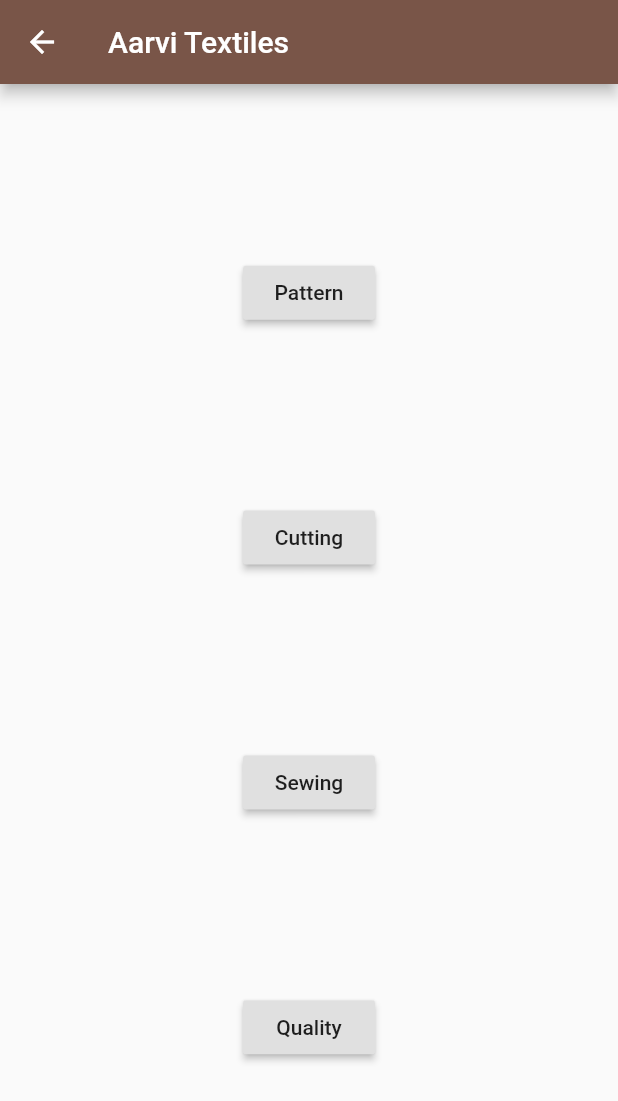
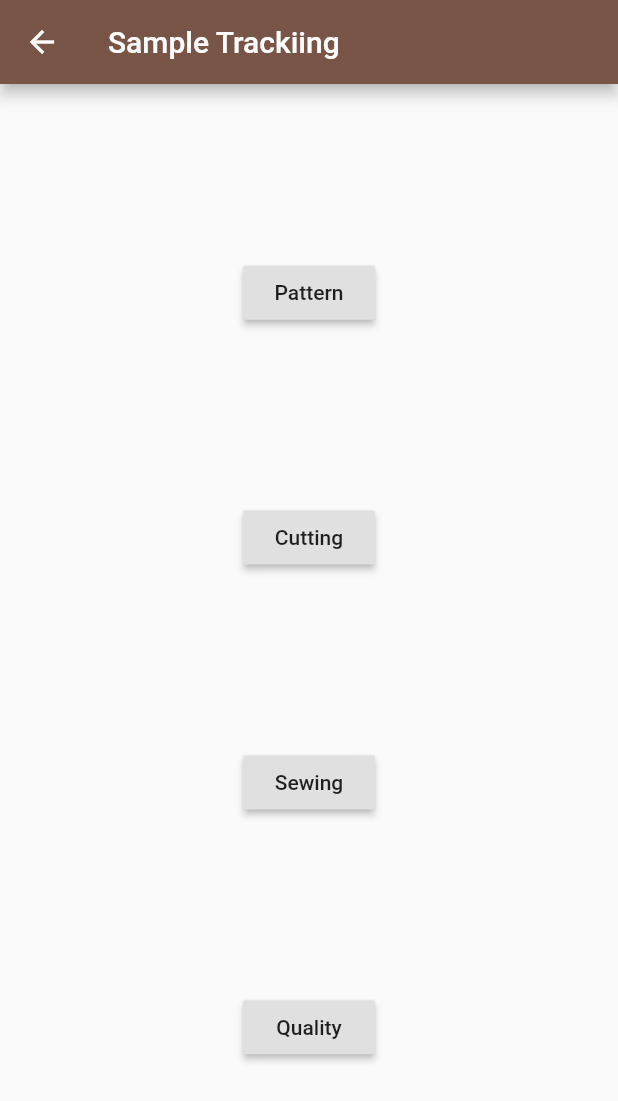
Before and after one commit to sambitraze/AARVI_TEXTILES, a Flutter app: the SampleTrack screen opened by its route, on a phone screen of 412 x 824 dp. Shown: the top 1101 px of the screen. Run offline on Flutter 3.47's test engine with Material 2 defaults, Android fonts, the phone set to English and light mode, and no system bars; our stand-ins replace cloud_firestore, file_picker, firebase_auth, firebase_storage, flutter_datetime_picker; accounts and stored records are empty.

Commit message:
update and upload

```diff
--- a/lib/Screens/MerchandisingMang/SampleTrack.dart
+++ b/lib/Screens/MerchandisingMang/SampleTrack.dart
@@ -7,7 +7,7 @@ class SampleTrack extends StatelessWidget {
   Widget build(BuildContext context) {
     return Scaffold(
       appBar:AppBar(
-        title: Text("Aarvi Textiles"),
+        title: Text("Sample Trackiing"),
       ),
       body: Center(
         child: Column(
```
Also changed, not shown: lib/Screens/MerchandisingMang/SampleTracking/SampleTrackCutting.dart (+20 -0 lines), lib/Screens/MerchandisingMang/SampleTracking/SampleTrackPattern.dart (+17 -1 lines), pubspec.yaml (+2 -14 lines), lib/Screens/MerchandisingMang/SampleTracking/SampleTrackQuality.dart (added), lib/Screens/MerchandisingMang/SampleTracking/SampleTrackSewing.dart (added), pubspec.lock.
